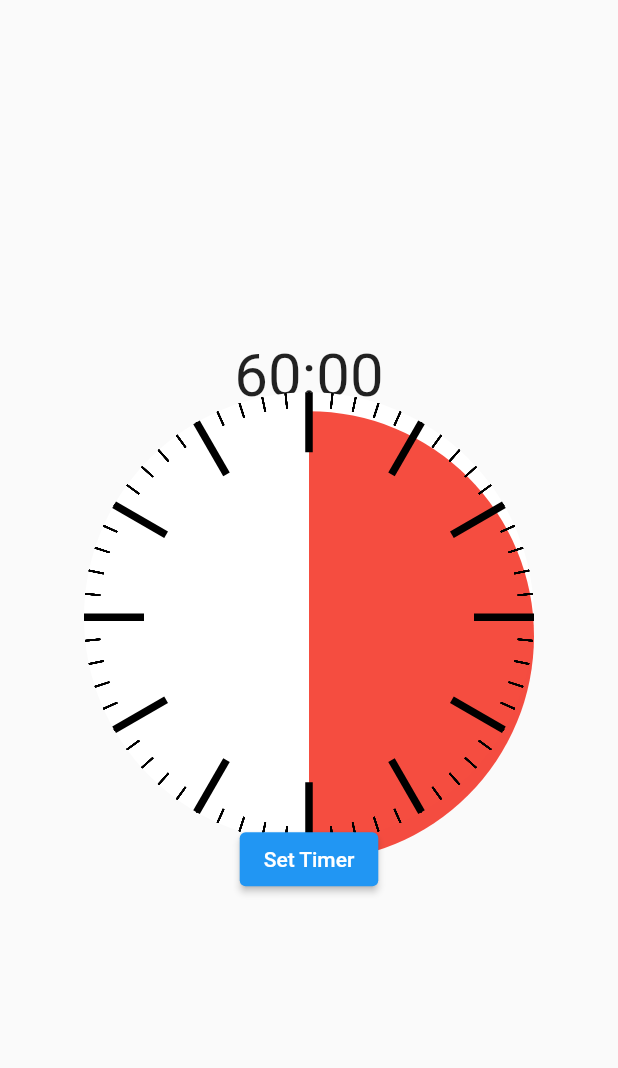
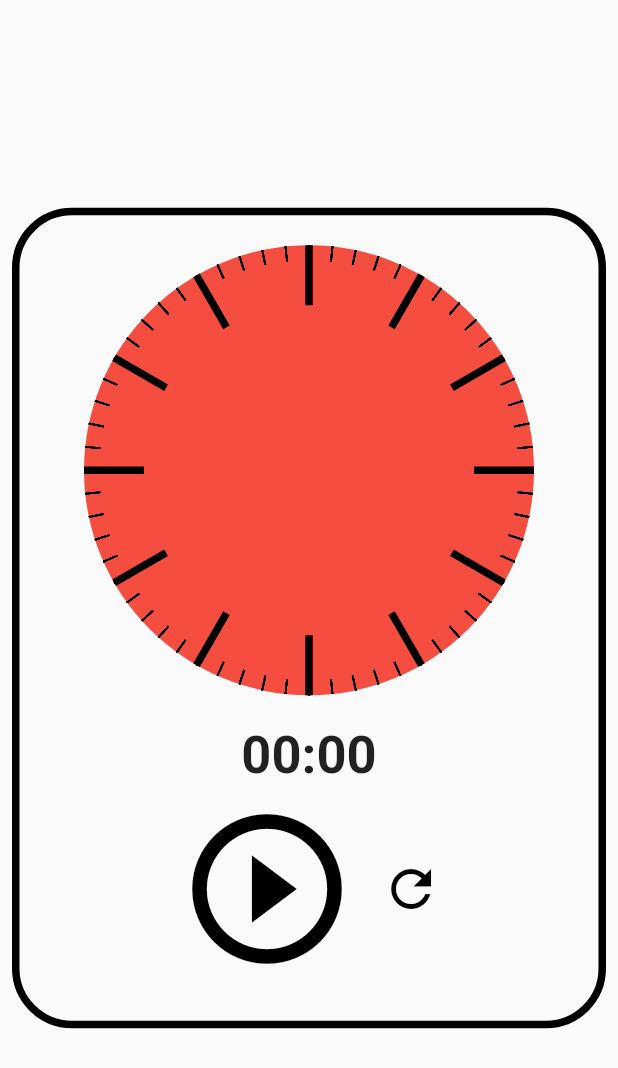
Before and after one commit to majinbooouu/flutter-fancy-timer, a Flutter app: the first screen one second after launch, on a phone screen of 412 x 824 dp. Shown: the top 1068 px of the screen. Run offline on Flutter 3.47's test engine with Material 2 defaults, Android fonts, the phone set to English and light mode, and no system bars.

Commit message:
remove toch controller, make simple time selector,

```diff
--- a/lib/screens/home_screen.dart
+++ b/lib/screens/home_screen.dart
@@ -9,126 +9,117 @@ class MyHomeScreen extends StatefulWidget {
   State<MyHomeScreen> createState() => _MyHomeScreenState();
 }
 
-class _MyHomeScreenState extends State<MyHomeScreen>
-    with TickerProviderStateMixin {
-  late Timer _timer;
-  int _remainingTime = 3600; // Initial time in seconds (1 hour)
+class _MyHomeScreenState extends State<MyHomeScreen> {
+  static const twentyFiveMinutes = 3600;
+  int totalSeconds = twentyFiveMinutes;
+  bool isRunning = false;
+  late Timer timer;
 
-  @override
-  void initState() {
-    super.initState();
-
-    _timer = Timer.periodic(const Duration(seconds: 1), (Timer timer) {
-      setState(() {
-        if (_remainingTime < 1) {
+  void onTick(Timer timer) {
+    if (totalSeconds == 0) {
+      setState(
+        () {
+          isRunning = false;
+          totalSeconds = twentyFiveMinutes;
+        },
+      );
       timer.cancel();
     } else {
-          _remainingTime--;
+      setState(
+        () {
+          totalSeconds = totalSeconds - 1;
+        },
+      );
     }
-      });
+  }
+
+  void onStartPressed() {
+    timer = Timer.periodic(
+      const Duration(seconds: 1),
+      onTick,
+    );
+    setState(
+      () {
+        isRunning = true;
+      },
+    );
+  }
+
+  void onPausePressed() {
+    timer.cancel();
+    setState(
+      () {
+        isRunning = false;
+      },
+    );
+  }
+
+  void onRefreshPressed() {
+    timer.cancel();
+    setState(() {
+      isRunning = false;
+      totalSeconds = twentyFiveMinutes;
     });
   }
 
-  @override
-  void dispose() {
-    _timer.cancel();
-    super.dispose();
+  String format(int seconds) {
+    var duration = Duration(seconds: seconds);
+    var tranDuration = duration.toString().split('.').first.substring(2, 7);
+    return tranDuration;
   }
 
   @override
   Widget build(BuildContext context) {
     return Scaffold(
-      body: Column(
+      body: Padding(
+        padding: const EdgeInsets.all(8.0),
+        child: Column(
           mainAxisAlignment: MainAxisAlignment.center,
           crossAxisAlignment: CrossAxisAlignment.center,
           children: [
-          Flexible(
-            flex: 1,
-            child: Text(
-              '${_remainingTime ~/ 60}:${(_remainingTime % 60).toString().padLeft(2, '0')}',
-              style: const TextStyle(fontSize: 40.0),
+            Container(
+              padding: const EdgeInsets.all(20),
+              decoration: BoxDecoration(
+                  borderRadius: BorderRadius.circular(40),
+                  border: Border.all(width: 5)),
+              child: Column(
+                children: [
+                  WatchFace(
+                    totalSeconds: totalSeconds,
+                  ),
+                  const SizedBox(
+                    height: 20,
+                  ),
+                  Text(
+                    format(totalSeconds),
+                    style: const TextStyle(
+                        fontSize: 35, fontWeight: FontWeight.w600),
+                  ),
+                  Row(
+                    mainAxisAlignment: MainAxisAlignment.center,
+                    children: [
+                      IconButton(
+                        iconSize: 120,
+                        color: Colors.black,
+                        onPressed: isRunning ? onPausePressed : onStartPressed,
+                        icon: Icon(isRunning
+                            ? Icons.pause_circle_outline_outlined
+                            : Icons.play_circle_outline_outlined),
+                      ),
+                      IconButton(
+                        iconSize: 40,
+                        color: Colors.black,
+                        onPressed: onRefreshPressed,
+                        icon: const Icon(Icons.refresh_outlined),
+                      ),
+                    ],
+                  ),
+                ],
               ),
             ),
-          const Flexible(
-            flex: 1,
-            child: WatchFace(
-              setBgColor: Color.fromARGB(255, 255, 255, 255),
+          ],
         ),
-          ),
-          Flexible(
-            flex: 1,
-            child: Container(
-              child: ElevatedButton(
-                onPressed: () {},
-                child: const Text('Set Timer'),
-              ),
-            ),
-          )
-        ],
       ),
     );
   }
 }
-
-/*-
-void _showTimePickerDialog(BuildContext context) {
-  showDialog(
-    context: context,
-    builder: (BuildContext context) {
-      int selectedTime = _remainingTime;
-
-      return AlertDialog(
-        title: const Text('Set Timer'),
-        content: Column(
-          mainAxisSize: MainAxisSize.min,
-          children: [
-            const Text('Select the timer duration:'),
-            const SizedBox(height: 16.0),
-            FlutterTimerPicker(
-              duration: Duration(seconds: selectedTime),
-              onChange: (int value) {
-                selectedTime = value;
-              },
-            ),
-          ],
-        ),
-        actions: [
-          TextButton(
-            onPressed: () {
-              setState(() {
-                _remainingTime = selectedTime;
-                _controller.duration = Duration(seconds: _remainingTime);
-              });
-              Navigator.of(context).pop();
-            },
-            child: const Text('Set'),
-          ),
-        ],
-      );
-    },
-  );
-}
-
-class FlutterTimerPicker extends StatelessWidget {
-  final Duration duration;
-  final ValueChanged<int> onChange;
-
-  const FlutterTimerPicker(
-      {super.key, required this.duration, required this.onChange});
-
-  @override
-  Widget build(BuildContext context) {
-    int selectedTime = duration.inSeconds;
-
-    return SizedBox(
-      height: 200.0,
-      child: CupertinoTimerPicker(
-        mode: CupertinoTimerPickerMode.hm,
-        initialTimerDuration: duration,
-        onTimerDurationChanged: (Duration changedDuration) {
-          selectedTime = changedDuration.inSeconds;
-        },
-      ),
-    );
-  }
-} */
--- a/lib/widget/watch_face.dart
+++ b/lib/widget/watch_face.dart
@@ -2,10 +2,10 @@ import 'package:flutter/material.dart';
 import 'dart:math';
 
 class WatchFace extends StatefulWidget {
-  final Color setBgColor;
+  final int totalSeconds;
   const WatchFace({
     super.key,
-    required this.setBgColor,
+    required this.totalSeconds,
   });
 
   @override
@@ -13,45 +13,21 @@ class WatchFace extends StatefulWidget {
 }
 
 class _WatchFaceState extends State<WatchFace> {
-  double sweepAngle = pi;
-  double startTouchAngle = 0;
-
   @override
   Widget build(BuildContext context) {
     return Container(
       alignment: Alignment.center,
-      child: GestureDetector(
-        onPanStart: (details) {
-          setState(() {
-            final startPosition = details.localPosition;
-            final touchAngle = atan2(
-              startPosition.dy - 100,
-              startPosition.dx - 100,
-            );
-            startTouchAngle = touchAngle;
-          });
-        },
-        onPanUpdate: (details) {
-          setState(() {
-            final touchPosition = details.localPosition;
-            final touchAngle = atan2(
-              touchPosition.dy - 100,
-              touchPosition.dx - 100,
-            );
-            sweepAngle = touchAngle - startTouchAngle;
-            print('touchAngle: $touchAngle');
-            print('startTouchAngle: $touchAngle');
-            print('sweepAngle: $sweepAngle');
-          });
-        },
-        child: Stack(
+      child: Column(
+        children: [
+          Stack(
             children: [
               CustomPaint(
-              painter: TimerBackgroundPainter(widget.setBgColor),
+                painter: TimerBackgroundPainter(Colors.white),
                 size: const Size(300.0, 300.0),
               ),
               CustomPaint(
-              painter: TimeArcPainter(sweepAngle),
+                painter: TimeArcPainter(widget.totalSeconds),
+                size: const Size(300.0, 300.0),
               ),
               CustomPaint(
                 painter: TimerHandPainter(),
@@ -59,16 +35,16 @@ class _WatchFaceState extends State<WatchFace> {
               ),
             ],
           ),
+        ],
       ),
     );
   }
 }
 
 class TimeArcPainter extends CustomPainter {
-  final double sweepAngle;
+  final int totalSeconds;
 
-  TimeArcPainter(this.sweepAngle);
-
+  TimeArcPainter(this.totalSeconds);
   @override
   void paint(Canvas canvas, Size size) {
     Rect myRect = const Offset(0.0, 0.0) & const Size(300, 300);
@@ -76,7 +52,8 @@ class TimeArcPainter extends CustomPainter {
       ..color = Colors.red.withOpacity(0.95)
       ..style = PaintingStyle.fill
       ..strokeWidth = 3.0;
-    canvas.drawArc(myRect, -pi / 2, sweepAngle, true, paint);
+    canvas.drawArc(
+        myRect, pi * 3 / 2, 2 * pi * totalSeconds / 3600, true, paint);
   }
 
   @override
```
Lines whose indentation alone changed are shown as unchanged.
